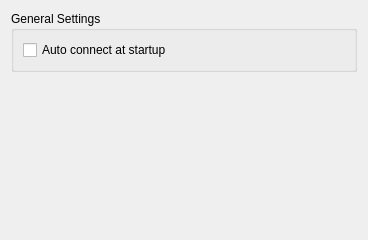
First picture: the form in dnc/src/gui/generalsettings.ui, repository netvirt/netvirt, before the edit.
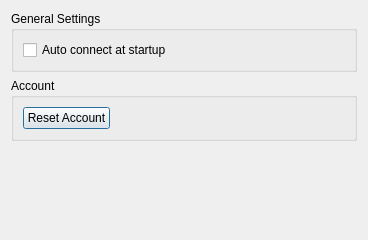
Second picture: the form after the edit.

Commit message: add reset button fix wizard header

The edit to the form file:
```diff
--- a/dnc/src/gui/generalsettings.ui
+++ b/dnc/src/gui/generalsettings.ui
@@ -36,6 +36,35 @@
      </layout>
     </widget>
    </item>
+   <item>
+    <widget class="QGroupBox" name="groupBox">
+     <property name="title">
+      <string>Account</string>
+     </property>
+     <layout class="QHBoxLayout" name="horizontalLayout_2">
+      <item>
+       <widget class="QPushButton" name="resetButton">
+        <property name="text">
+         <string>Reset Account</string>
+        </property>
+       </widget>
+      </item>
+      <item>
+       <spacer name="horizontalSpacer">
+        <property name="orientation">
+         <enum>Qt::Horizontal</enum>
+        </property>
+        <property name="sizeHint" stdset="0">
+         <size>
+          <width>40</width>
+          <height>20</height>
+         </size>
+        </property>
+       </spacer>
+      </item>
+     </layout>
+    </widget>
+   </item>
    <item>
     <spacer name="verticalSpacer">
      <property name="orientation">
```
The commit also changes 5 other files.
